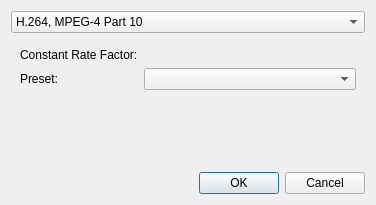
Old version of the form plugins/impex/video/video_export_options_dialog.ui in the repository KDE/krita.
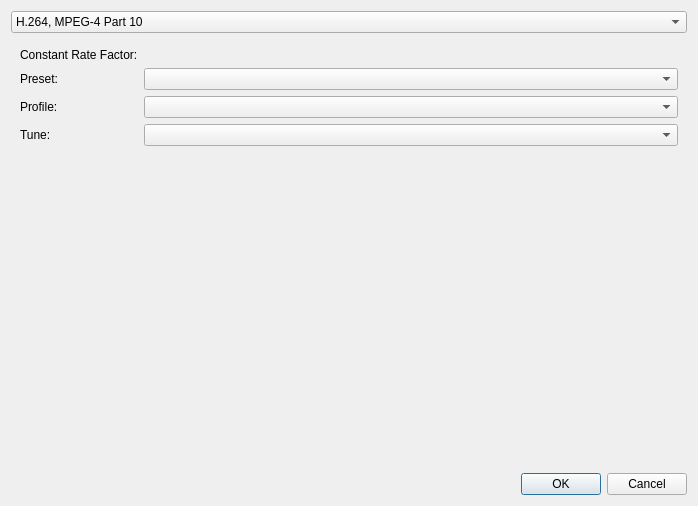
New version of the form. Custom widgets are drawn as their Qt base class.

Commit message: Added Profile and Tune options for h.264

Diff of the .ui file:
```diff
--- a/plugins/impex/video/video_export_options_dialog.ui
+++ b/plugins/impex/video/video_export_options_dialog.ui
@@ -6,8 +6,8 @@
    <rect>
     <x>0</x>
     <y>0</y>
-    <width>376</width>
-    <height>205</height>
+    <width>698</width>
+    <height>506</height>
    </rect>
   </property>
   <property name="windowTitle">
@@ -62,6 +62,26 @@
        <item row="1" column="1">
         <widget class="QComboBox" name="cmbPreset"/>
        </item>
+       <item row="2" column="0">
+        <widget class="QLabel" name="label_4">
+         <property name="text">
+          <string>Profile:</string>
+         </property>
+        </widget>
+       </item>
+       <item row="2" column="1">
+        <widget class="QComboBox" name="cmbProfile"/>
+       </item>
+       <item row="3" column="0">
+        <widget class="QLabel" name="label_5">
+         <property name="text">
+          <string>Tune:</string>
+         </property>
+        </widget>
+       </item>
+       <item row="3" column="1">
+        <widget class="QComboBox" name="cmbTune"/>
+       </item>
       </layout>
      </widget>
      <widget class="QWidget" name="page_2">
@@ -98,7 +118,7 @@
      <property name="sizeHint" stdset="0">
       <size>
        <width>20</width>
-       <height>44</height>
+       <height>205</height>
       </size>
      </property>
     </spacer>
```
The commit also changes 1 other file.
